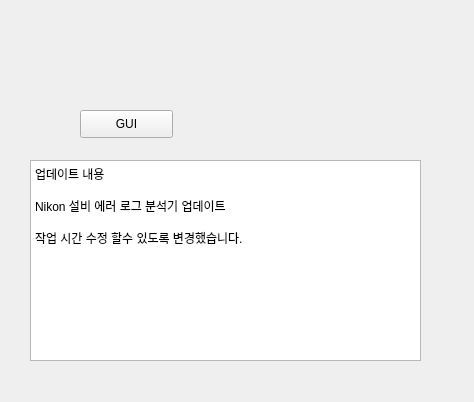
Old version of the form idix_gui.ui in the repository kimbakcho/FABWI.
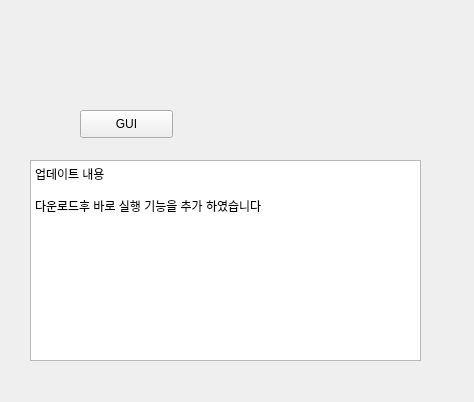
New version of the form.

Diff of the .ui file:
```diff
--- a/idix_gui.ui
+++ b/idix_gui.ui
@@ -42,12 +42,7 @@
 &lt;/style&gt;&lt;/head&gt;&lt;body style=&quot; font-family:'Gulim'; font-size:9pt; font-weight:400; font-style:normal;&quot;&gt;
 &lt;p style=&quot; margin-top:0px; margin-bottom:0px; margin-left:0px; margin-right:0px; -qt-block-indent:0; text-indent:0px;&quot;&gt;업데이트 내용 &lt;/p&gt;
 &lt;p style=&quot;-qt-paragraph-type:empty; margin-top:0px; margin-bottom:0px; margin-left:0px; margin-right:0px; -qt-block-indent:0; text-indent:0px;&quot;&gt;&lt;br /&gt;&lt;/p&gt;
-&lt;p style=&quot; margin-top:0px; margin-bottom:0px; margin-left:0px; margin-right:0px; -qt-block-indent:0; text-indent:0px;&quot;&gt;Nikon 설비 에러 로그 분석기 업데이트&lt;/p&gt;
-&lt;p style=&quot;-qt-paragraph-type:empty; margin-top:0px; margin-bottom:0px; margin-left:0px; margin-right:0px; -qt-block-indent:0; text-indent:0px;&quot;&gt;&lt;br /&gt;&lt;/p&gt;
-&lt;p style=&quot; margin-top:0px; margin-bottom:0px; margin-left:0px; margin-right:0px; -qt-block-indent:0; text-indent:0px;&quot;&gt;작업 시간 수정 할수 있도록 변경했습니다.&lt;/p&gt;
-&lt;p style=&quot;-qt-paragraph-type:empty; margin-top:0px; margin-bottom:0px; margin-left:0px; margin-right:0px; -qt-block-indent:0; text-indent:0px;&quot;&gt;&lt;br /&gt;&lt;/p&gt;
-&lt;p style=&quot;-qt-paragraph-type:empty; margin-top:0px; margin-bottom:0px; margin-left:0px; margin-right:0px; -qt-block-indent:0; text-indent:0px;&quot;&gt;&lt;br /&gt;&lt;/p&gt;
-&lt;p style=&quot;-qt-paragraph-type:empty; margin-top:0px; margin-bottom:0px; margin-left:0px; margin-right:0px; -qt-block-indent:0; text-indent:0px;&quot;&gt;&lt;br /&gt;&lt;/p&gt;&lt;/body&gt;&lt;/html&gt;</string>
+&lt;p style=&quot; margin-top:0px; margin-bottom:0px; margin-left:0px; margin-right:0px; -qt-block-indent:0; text-indent:0px;&quot;&gt;다운로드후 바로 실행 기능을 추가 하였습니다&lt;/p&gt;&lt;/body&gt;&lt;/html&gt;</string>
    </property>
   </widget>
  </widget>
```
